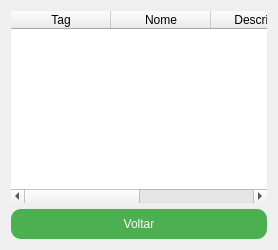
This is service_tag_manager/view/ui_historico.ui in jonatastz/Projeto_Inovacao as Qt 5 draws it before an edit. The edited form follows.
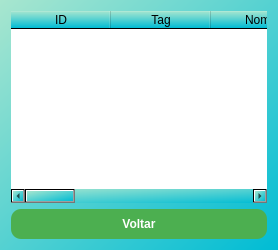
This is the edited form.

Diff of the .ui file:
```diff
--- a/service_tag_manager/view/ui_historico.ui
+++ b/service_tag_manager/view/ui_historico.ui
@@ -7,28 +7,9 @@
   </property>
   <property name="styleSheet">
    <string notr="true"><![CDATA[
-    QWidget {
-        background: qlineargradient(
-            spread:pad,
-            x1:0, y1:0,
-            x2:1, y2:1,
-            stop:0 #a8e6cf,
-            stop:1 #00bcd4
-        );
-    }
-    QPushButton {
-        background-color: #4CAF50;
-        color: white;
-        border-radius: 10px;
-        padding: 8px 16px;
-    }
+    QWidget { background: qlineargradient(spread:pad, x1:0, y1:0, x2:1, y2:1, stop:0 #a8e6cf, stop:1 #00bcd4); font-size: 12px; }
+    QPushButton { background-color: #4CAF50; color: white; border-radius: 10px; padding: 8px 16px; font-weight: 600; }
     QPushButton:hover { background-color: #45a049; }
-    QLineEdit, QTextEdit {
-        background-color: #ffffff;
-        border: 1px solid #ccc;
-        border-radius: 6px;
-        padding: 4px;
-    }
     QTableWidget { background-color: #ffffff; border-radius: 6px; }
    ]]></string>
   </property>
@@ -36,21 +17,16 @@
   <layout class="QVBoxLayout" name="verticalLayout">
    <item>
     <widget class="QTableWidget" name="table_historico">
-     <property name="columnCount">
-      <number>4</number>
-     </property>
-     <column>
-      <property name="text"><string>Tag</string></property>
-     </column>
-     <column>
-      <property name="text"><string>Nome</string></property>
-     </column>
-     <column>
-      <property name="text"><string>Descrição</string></property>
-     </column>
-     <column>
-      <property name="text"><string>Data</string></property>
-     </column>
+     <property name="columnCount"><number>9</number></property>
+     <column><property name="text"><string>ID</string></property></column>
+     <column><property name="text"><string>Tag</string></property></column>
+     <column><property name="text"><string>Nome</string></property></column>
+     <column><property name="text"><string>Cliente</string></property></column>
+     <column><property name="text"><string>Modelo</string></property></column>
+     <column><property name="text"><string>Status</string></property></column>
+     <column><property name="text"><string>Prioridade</string></property></column>
+     <column><property name="text"><string>Próx. Manut.</string></property></column>
+     <column><property name="text"><string>Data Cad.</string></property></column>
     </widget>
    </item>
 
```
